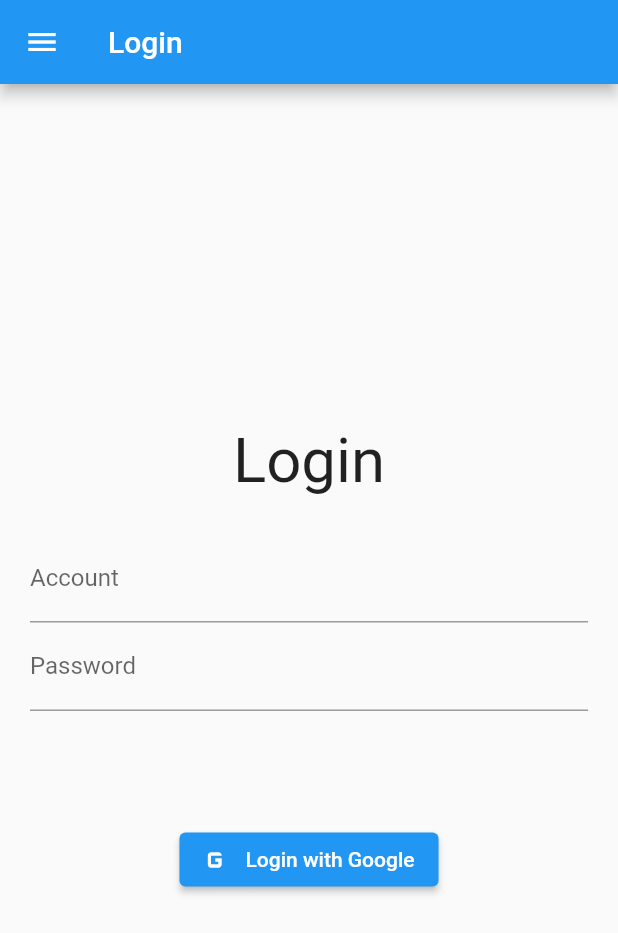
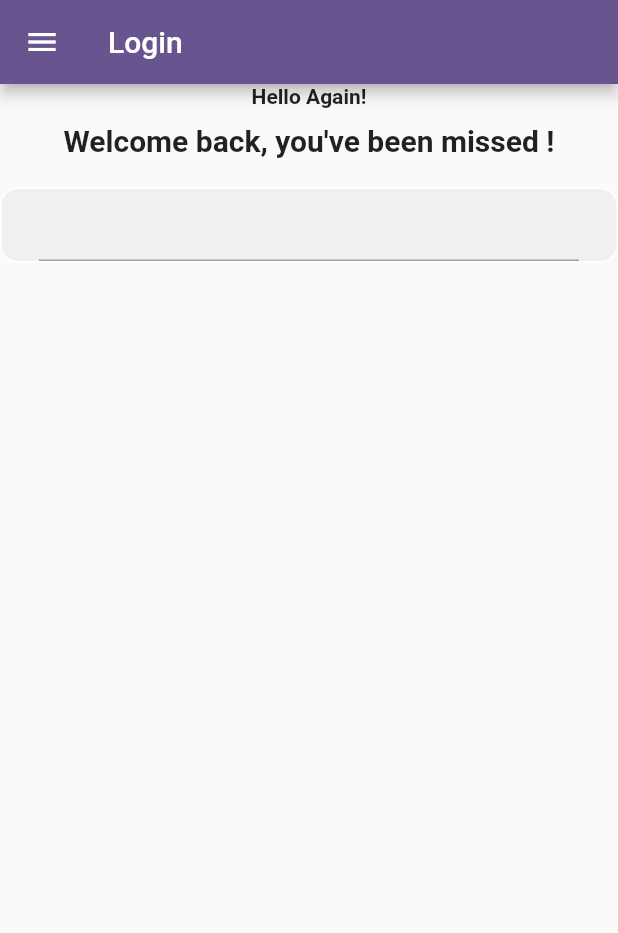
Before and after one commit to playmaker432/flutter_hkTouristApp, a Flutter app: the LoginPage screen opened by its route, on a phone screen of 412 x 824 dp. Shown: the top 933 px of the screen. Run offline on Flutter 3.47's test engine with Material 2 defaults, Android fonts, the phone set to English and light mode, and no system bars; our stand-ins replace font_awesome_flutter, google_sign_in, package_info; network calls fail; key blocks and very long unbroken strings in the code were emptied for the run.

Commit message:
Change UI of Login & Try to upload local photos

```diff
--- a/lib/about_page.dart
+++ b/lib/about_page.dart
@@ -8,7 +8,8 @@ class AboutPage extends StatelessWidget {
         body: Center(
             child:
                 Column(mainAxisAlignment: MainAxisAlignment.center, children: [
-          Text("App Name"),
+          // Text("App Name"),
+          Image.asset('route_demo.jpg'),
           SizedBox(height: 16),
           Text("Version 1.0.0"),
           SizedBox(height: 16),
--- a/lib/hkmap_page.dart
+++ b/lib/hkmap_page.dart
@@ -16,6 +16,7 @@ class HomePage extends StatelessWidget {
           FloatingActionButton(child: Icon(Icons.add), onPressed: testButton),
       body: ListView(
         children: <Widget>[
+          // ImageIcon(AssetImage('assets/images/route_demo.jpg')),
           _buildAttractionCard(
               'Victoria Peak',
               'https://upload.wikimedia.org/wikipedia/commons/thumb/a/a4/Hong_Kong_Harbour_Night_2019-06-11.jpg/800px-Hong_Kong_Harbour_Night_2019-06-11.jpg',
--- a/lib/login_page.dart
+++ b/lib/login_page.dart
@@ -18,40 +18,31 @@ class _LoginPageState extends State<LoginPage> {
       appBar: AppBar(
         title: const Text('Login'),
       ),
-      body: Center(
-        child: Padding(
-          padding: const EdgeInsets.all(20.0),
-          child: Column(
-            mainAxisAlignment: MainAxisAlignment.center,
-            children: [
-              Text(
-                'Login',
-                style: TextStyle(
-                  fontSize: MediaQuery.of(context).size.width * 0.1,
-                ),
-              ),
-              SizedBox(height: 25),
-              TextField(
-                decoration: InputDecoration(
-                  labelText: 'Account',
-                ),
-              ),
-              TextField(
-                obscureText: true,
-                decoration: InputDecoration(
-                  labelText: 'Password',
-                ),
-              ),
-              SizedBox(height: 75),
-              ElevatedButton.icon(
-                onPressed: signInWithGoogle,
-                icon: Icon(Icons.g_mobiledata),
-                label: Text('Login with Google'),
-              ),
-            ],
+      body: SafeArea(
+          child: Center(
+        child: Column(children: [
+          Text(
+            'Hello Again!',
+            style: TextStyle(fontWeight: FontWeight.bold),
           ),
-        ),
-      ),
+          SizedBox(height: 10),
+          Text(
+            'Welcome back, you\'ve been missed !',
+            style: TextStyle(fontWeight: FontWeight.bold, fontSize: 20),
+          ),
+          SizedBox(height: 20),
+
+          // Email textfield
+          Container(
+            padding: const EdgeInsets.symmetric(horizontal: 25.0),
+            decoration: BoxDecoration(
+                color: Color(0xfff0f0f0),
+                border: Border.all(color: Colors.white),
+                borderRadius: BorderRadius.circular(12)),
+            child: TextField(),
+          )
+        ]),
+      )),
       drawer: drawer,
     );
   }
@@ -64,3 +55,39 @@ class _LoginPageState extends State<LoginPage> {
     }
   }
 }
+
+// Center(
+//         child: Padding(
+//           padding: const EdgeInsets.all(20.0),
+//           child: Column(
+//             mainAxisAlignment: MainAxisAlignment.center,
+//             children: [
+//               Text(
+//                 'Login',
+//                 style: TextStyle(
+//                   fontSize: MediaQuery.of(context).size.width * 0.1,
+//                 ),
+//               ),
+//               SizedBox(height: 25),
+//               TextField(
+//                 decoration: InputDecoration(
+//                   labelText: 'Account',
+//                 ),
+//               ),
+//               TextField(
+//                 obscureText: true,
+//                 decoration: InputDecoration(
+//                   labelText: 'Password',
+//                 ),
+//               ),
+//               SizedBox(height: 75),
+//               ElevatedButton.icon(
+//                 onPressed: signInWithGoogle,
+//                 icon: Icon(Icons.g_mobiledata),
+//                 label: Text('Login with Google'),
+//               ),
+//             ],
+//           ),
+//         ),
+//       ),
+//
--- a/lib/main.dart
+++ b/lib/main.dart
@@ -22,14 +22,15 @@ class MyApp extends StatelessWidget {
     return MaterialApp(
       title: 'Flutter Demo',
       // -------- OLD theme -----------
-      // theme: ThemeData(
-      //   // colorScheme: ColorScheme.fromSeed(seedColor: Colors.deepPurple),
-      //   // useMaterial3: true,
-      //   primarySwatch: Colors.blue,
-      //   visualDensity: VisualDensity.adaptivePlatformDensity,
-      // ),
+      theme: ThemeData(
+        colorScheme: ColorScheme.fromSeed(seedColor: Colors.deepPurple),
+        // useMaterial3: true,
+        // primarySwatch: Colors.blue,
+        visualDensity: VisualDensity.adaptivePlatformDensity,
+      ),
 
-      theme: lightTheme,
+      // -------- NEW theme -----------
+      // theme: lightTheme,
       // darkTheme: darkTheme,
 
       routes: {
--- a/pubspec.yaml
+++ b/pubspec.yaml
@@ -57,8 +57,7 @@ flutter:
 
   # To add assets to your application, add an assets section, like this:
   # assets:
-  #  - images/a_dot_burr.jpeg
-  #  - images/a_dot_ham.jpeg
+  #  - /images/route_demo.jpg
 
   # An image asset can refer to one or more resolution-specific "variants", see
   # https://flutter.dev/assets-and-images/#resolution-aware.
```
Also changed, not shown: assets/images/hk_sunny.jpg (renamed from assets/hk_sunny.jpg), assets/images/route_demo.jpg (added).
